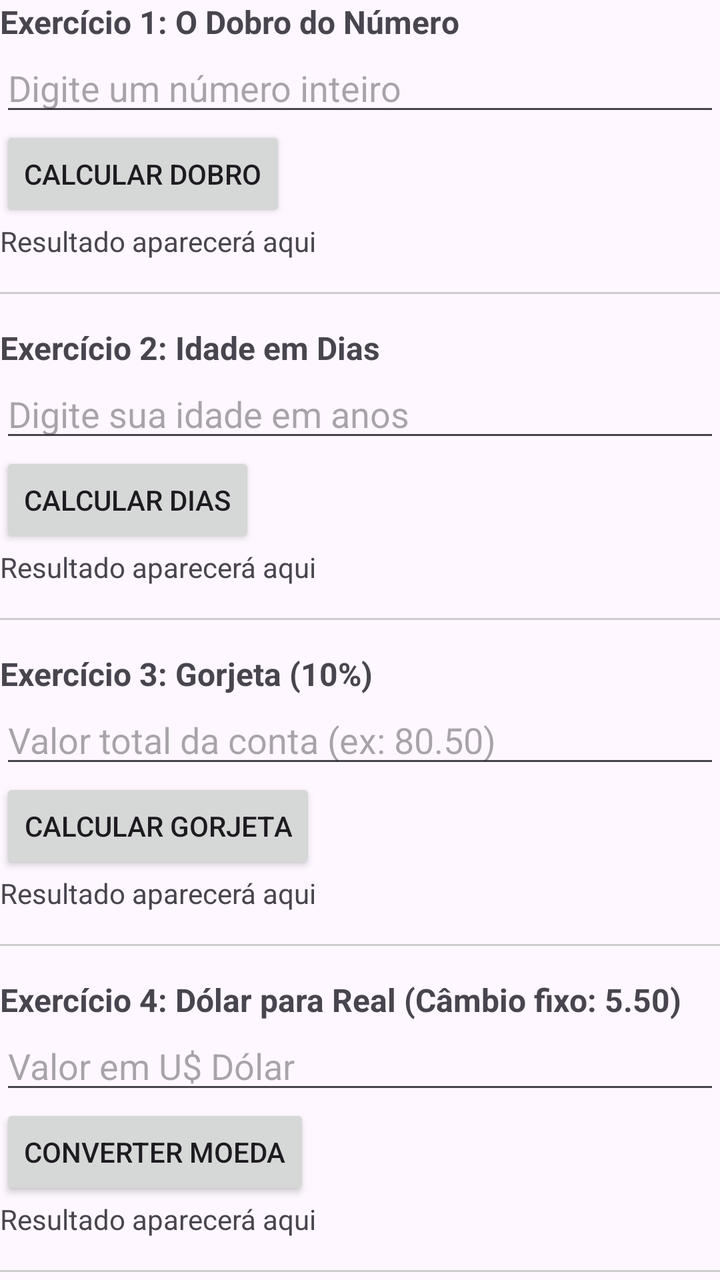
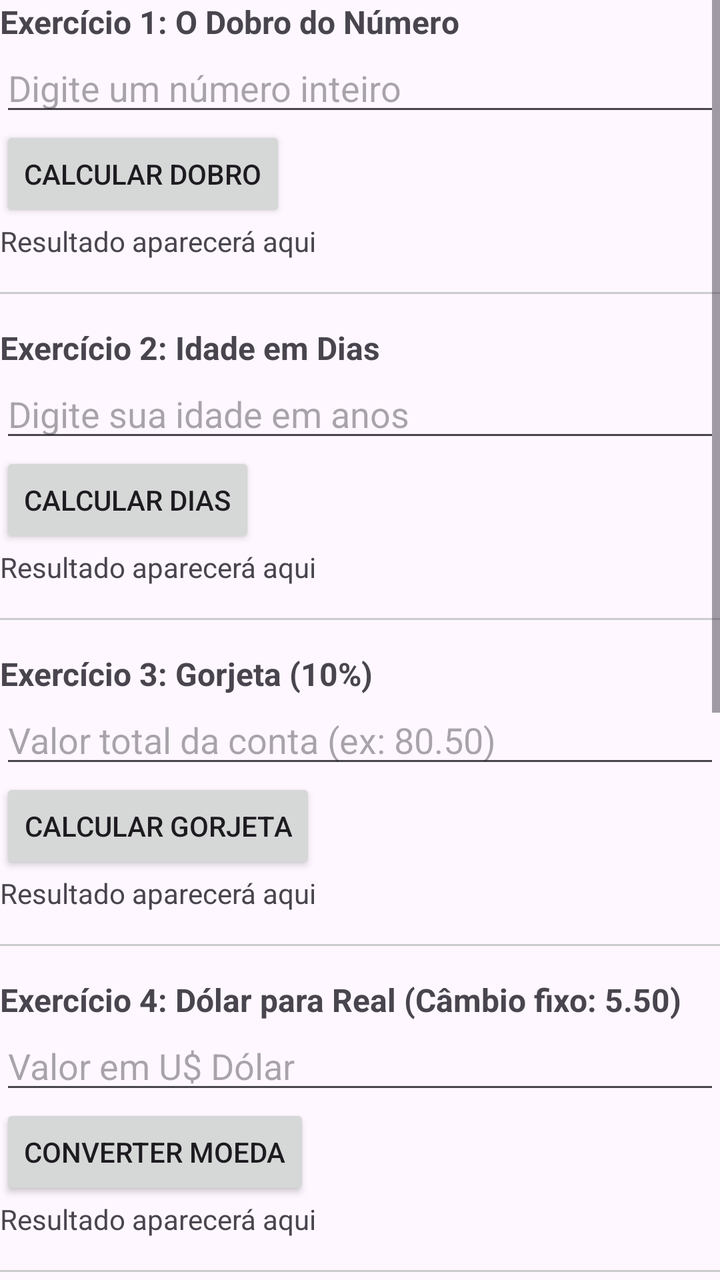

Screens rendered from an Android XML layout before and after an edit, with the pre-edit source and the edit as a unified diff.
<!-- AndroidManifest.xml: application theme Theme.AplicativoPAN -->
<!-- res/layout/exercicio_nota.xml -->
<?xml version="1.0" encoding="utf-8"?>
<LinearLayout xmlns:android="http://schemas.android.com/apk/res/android"
    android:orientation="vertical"
    android:layout_width="match_parent"
    android:layout_height="match_parent">

    
    <TextView
        android:layout_width="wrap_content"
        android:layout_height="wrap_content"
        android:text="Exercício 1: O Dobro do Número"
        android:textStyle="bold"
        android:textSize="16sp" />

    <EditText
        android:id="@+id/etEx1"
        android:layout_width="match_parent"
        android:layout_height="wrap_content"
        android:hint="Digite um número inteiro"
        android:inputType="numberSigned" />

    <Button
        android:id="@+id/btnEx1"
        android:layout_width="wrap_content"
        android:layout_height="wrap_content"
        android:text="CALCULAR DOBRO" />

    <TextView
        android:id="@+id/tvEx1"
        android:layout_width="wrap_content"
        android:layout_height="wrap_content"
        android:text="Resultado aparecerá aqui" />

    <View
        android:layout_width="match_parent"
        android:layout_height="1dp"
        android:layout_marginVertical="16dp"
        android:background="#CCCCCC" />

    
    <TextView
        android:layout_width="wrap_content"
        android:layout_height="wrap_content"
        android:text="Exercício 2: Idade em Dias"
        android:textStyle="bold"
        android:textSize="16sp" />

    <EditText
        android:id="@+id/etEx2"
        android:layout_width="match_parent"
        android:layout_height="wrap_content"
        android:hint="Digite sua idade em anos"
        android:inputType="number" />

    <Button
        android:id="@+id/btnEx2"
        android:layout_width="wrap_content"
        android:layout_height="wrap_content"
        android:text="CALCULAR DIAS" />

    <TextView
        android:id="@+id/tvEx2"
        android:layout_width="wrap_content"
        android:layout_height="wrap_content"
        android:text="Resultado aparecerá aqui" />

    <View
        android:layout_width="match_parent"
        android:layout_height="1dp"
        android:layout_marginVertical="16dp"
        android:background="#CCCCCC" />

    
    <TextView
        android:layout_width="wrap_content"
        android:layout_height="wrap_content"
        android:text="Exercício 3: Gorjeta (10%)"
        android:textStyle="bold"
        android:textSize="16sp" />

    <EditText
        android:id="@+id/etEx3"
        android:layout_width="match_parent"
        android:layout_height="wrap_content"
        android:hint="Valor total da conta (ex: 80.50)"
        android:inputType="numberDecimal" />

    <Button
        android:id="@+id/btnEx3"
        android:layout_width="wrap_content"
        android:layout_height="wrap_content"
        android:text="CALCULAR GORJETA" />

    <TextView
        android:id="@+id/tvEx3"
        android:layout_width="wrap_content"
        android:layout_height="wrap_content"
        android:text="Resultado aparecerá aqui" />

    <View
        android:layout_width="match_parent"
        android:layout_height="1dp"
        android:layout_marginVertical="16dp"
        android:background="#CCCCCC" />

    
    <TextView
        android:layout_width="wrap_content"
        android:layout_height="wrap_content"
        android:text="Exercício 4: Dólar para Real (Câmbio fixo: 5.50)"
        android:textStyle="bold"
        android:textSize="16sp" />

    <EditText
        android:id="@+id/etEx4"
        android:layout_width="match_parent"
        android:layout_height="wrap_content"
        android:hint="Valor em U$ Dólar"
        android:inputType="numberDecimal" />

    <Button
        android:id="@+id/btnEx4"
        android:layout_width="wrap_content"
        android:layout_height="wrap_content"
        android:text="CONVERTER MOEDA" />

    <TextView
        android:id="@+id/tvEx4"
        android:layout_width="wrap_content"
        android:layout_height="wrap_content"
        android:text="Resultado aparecerá aqui" />

    <View
        android:layout_width="match_parent"
        android:layout_height="1dp"
        android:layout_marginVertical="16dp"
        android:background="#CCCCCC" />

    
    <TextView
        android:layout_width="wrap_content"
        android:layout_height="wrap_content"
        android:text="Exercício 5: Média de Duas Notas"
        android:textStyle="bold"
        android:textSize="16sp" />

    <EditText
        android:id="@+id/etEx5Nota1"
        android:layout_width="match_parent"
        android:layout_height="wrap_content"
        android:hint="Digite a Nota 1"
        android:inputType="numberDecimal" />

    <EditText
        android:id="@+id/etEx5Nota2"
        android:layout_width="match_parent"
        android:layout_height="wrap_content"
        android:hint="Digite a Nota 2"
        android:inputType="numberDecimal" />

    <Button
        android:id="@+id/btnEx5"
        android:layout_width="wrap_content"
        android:layout_height="wrap_content"
        android:text="CALCULAR MÉDIA" />

    <TextView
        android:id="@+id/tvEx5"
        android:layout_width="wrap_content"
        android:layout_height="wrap_content"
        android:text="Resultado aparecerá aqui" />

    <View
        android:layout_width="match_parent"
        android:layout_height="1dp"
        android:layout_marginVertical="16dp"
        android:background="#CCCCCC" />

    
    <TextView
        android:layout_width="wrap_content"
        android:layout_height="wrap_content"
        android:text="Exercício 6: Classificador de Categoria por Idade"
        android:textStyle="bold"
        android:textSize="16sp" />

    <EditText
        android:id="@+id/etEx6"
        android:layout_width="match_parent"
        android:layout_height="wrap_content"
        android:hint="Digite a idade"
        android:inputType="number" />

    <Button
        android:id="@+id/btnEx6"
        android:layout_width="wrap_content"
        android:layout_height="wrap_content"
        android:text="CLASSIFICAR" />

    <TextView
        android:id="@+id/tvEx6"
        android:layout_width="wrap_content"
        android:layout_height="wrap_content"
        android:text="Resultado aparecerá aqui" />

    <View
        android:layout_width="match_parent"
        android:layout_height="1dp"
        android:layout_marginVertical="16dp"
        android:background="#CCCCCC" />

    
    <TextView
        android:layout_width="wrap_content"
        android:layout_height="wrap_content"
        android:text="Exercício 7: Desconto Progressivo por Valor"
        android:textStyle="bold"
        android:textSize="16sp" />

    <EditText
        android:id="@+id/etEx7"
        android:layout_width="match_parent"
        android:layout_height="wrap_content"
        android:hint="Valor total da compra (R$)"
        android:inputType="numberDecimal" />

    <Button
        android:id="@+id/btnEx7"
        android:layout_width="wrap_content"
        android:layout_height="wrap_content"
        android:text="CALCULAR DESCONTO" />

    <TextView
        android:id="@+id/tvEx7"
        android:layout_width="wrap_content"
        android:layout_height="wrap_content"
        android:text="Resultado aparecerá aqui" />

</LinearLayout>
<!-- resources referenced by this layout -->
<resources>
  <style name="Theme.AplicativoPAN" parent="Base.Theme.AplicativoPAN" />
  <style name="Base.Theme.AplicativoPAN" parent="Theme.Material3.DayNight.NoActionBar">
          
          
      </style>
</resources>

<!-- the commit's change to res/layout/exercicio_nota.xml (unified diff, before → after) -->
@@ -1,4 +1,8 @@
 <?xml version="1.0" encoding="utf-8"?>
+<ScrollView xmlns:android="http://schemas.android.com/apk/res/android"
+    android:layout_width="match_parent"
+    android:layout_height="match_parent">
+
 <LinearLayout xmlns:android="http://schemas.android.com/apk/res/android"
     android:orientation="vertical"
     android:layout_width="match_parent"
@@ -237,3 +241,4 @@
         android:text="Resultado aparecerá aqui" />
 
 </LinearLayout>
+</ScrollView>
